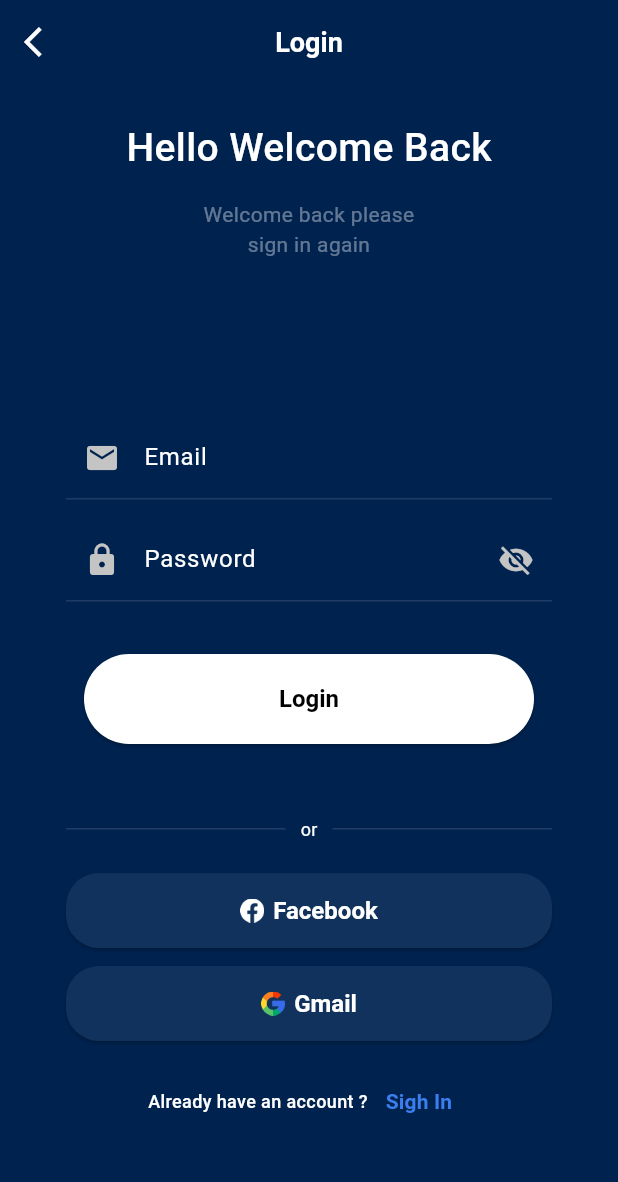
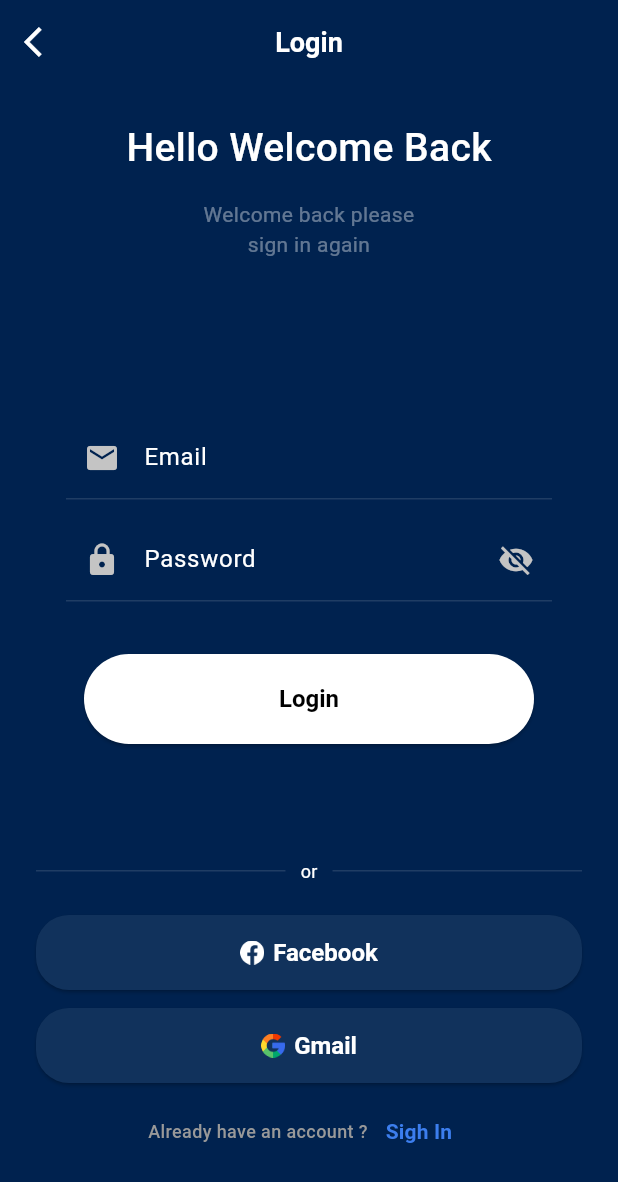
Before and after one commit to Fiindah/belajar_flutter, a Flutter app: the screen it shows after launch, on a phone screen of 412 x 824 dp. Shown: the top 1182 px of the screen. Run offline on Flutter 3.47's test engine with Material 3 defaults, Android fonts, the phone set to English and light mode, and no system bars.

Commit message:
tugas enam A

```diff
--- a/lib/meet_6/tugas6_flutter.dart
+++ b/lib/meet_6/tugas6_flutter.dart
@@ -159,7 +159,14 @@ class _TugasEnamState extends State<TugasEnam> {
                           ),
                         ),
                       ),
-                      SizedBox(height: 48),
+                    ],
+                  ),
+                ),
+                SizedBox(height: 32),
+                Padding(
+                  padding: const EdgeInsets.symmetric(horizontal: 24.0),
+                  child: Column(
+                    children: [
                       Row(
                         children: [
                           Expanded(child: Divider(color: Colors.white12)),
@@ -242,7 +249,7 @@ class _TugasEnamState extends State<TugasEnam> {
                           ],
                         ),
                       ),
-                      SizedBox(height: 16),
+                      SizedBox(height: 8),
                       Row(
                         mainAxisAlignment: MainAxisAlignment.center,
                         children: [
@@ -251,7 +258,7 @@ class _TugasEnamState extends State<TugasEnam> {
                             style: TextStyle(
                               fontSize: 12,
                               fontWeight: FontWeight.w500,
-                              color: Colors.white,
+                              color: Color(0xff999999),
                             ),
                           ),
                           TextButton(
```
